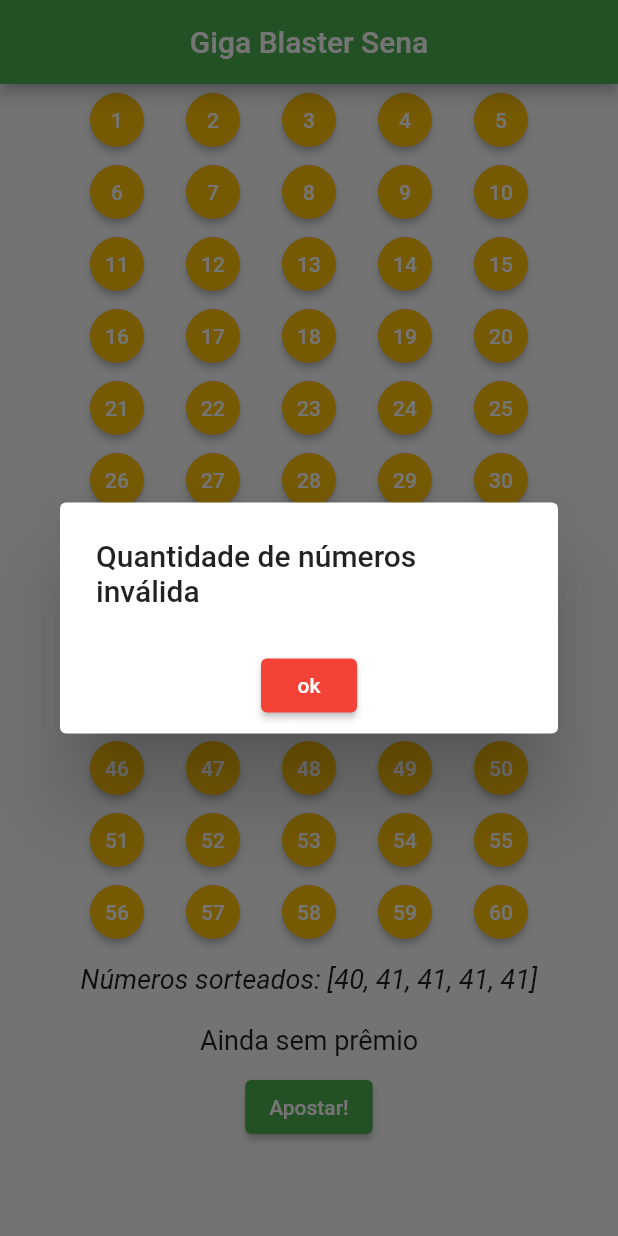
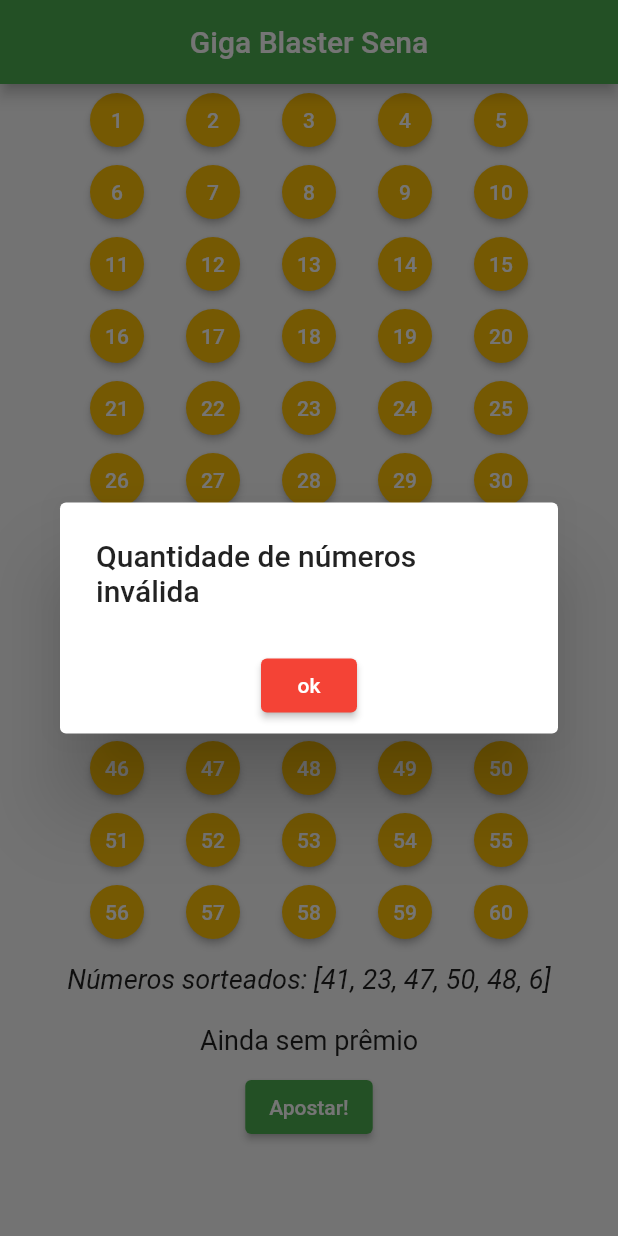
Before and after one commit to Pthumeriano/giga_blaster_sena, a Flutter app: the screen it shows after launch, after a tap on "Apostar!", on a phone screen of 412 x 824 dp. Run offline on Flutter 3.47's test engine with Material 2 defaults, Android fonts, the light colour scheme and no system bars.

Commit message:
Update main.dart

```diff
--- a/lib/main.dart
+++ b/lib/main.dart
@@ -73,6 +73,21 @@ class _HomeState extends State<Home> {
     }
   }
 
+  void sortear(){
+    List numeros = [1,2,3,4,5,6,7,8,9,10,
+                 11,12,13,14,15,16,18,18,19,20,
+                 21,22,23,24,25,26,27,28,29,30,
+                 31,32,33,34,35,36,37,38,39,40,
+                 41,42,43,44,45,46,47,48,49,50,
+                 51,52,53,54,55,56,57,58,59,60];
+    int indice;
+    for(var i=0; i<6; i++){
+      indice = Random().nextInt(numeros.length);
+      numerosSorteados.add(numeros[indice]);
+      numeros.removeAt(indice);
+    }
+  }
+
   void ordenar(x){
     int aux;
     for(int i = 0; i < x.length - 1; i++){
@@ -128,7 +143,8 @@ class _HomeState extends State<Home> {
       b41a = false; b42a = false; b43a = false; b44a = false; b45a = false; b46a = false; b47a = false; b48a = false; b49a = false; b50a = false;
       b51a = false; b52a = false; b53a = false; b54a = false; b55a = false; b56a = false; b57a = false; b58a = false; b59a = false; b60a = false;
 
-      gerarAleatorios();
+      //gerarAleatorios();
+      sortear();
 
       if(contadorEscolhidos != 6){
         mensagem = "Quantidade de números inválida";
```
